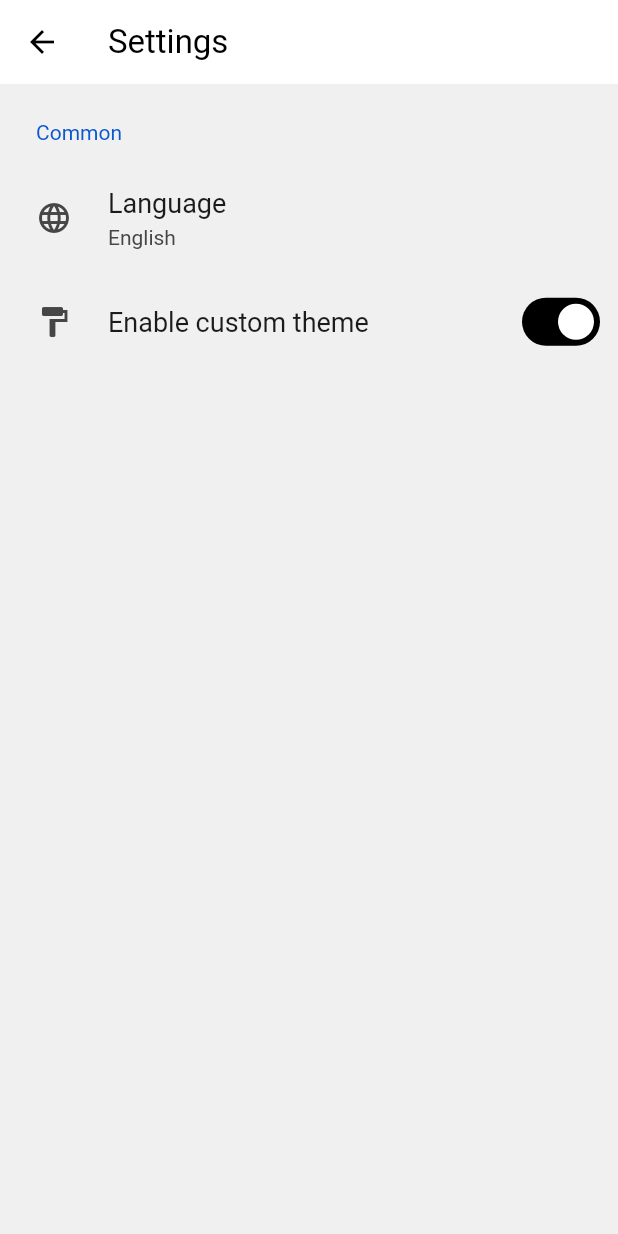
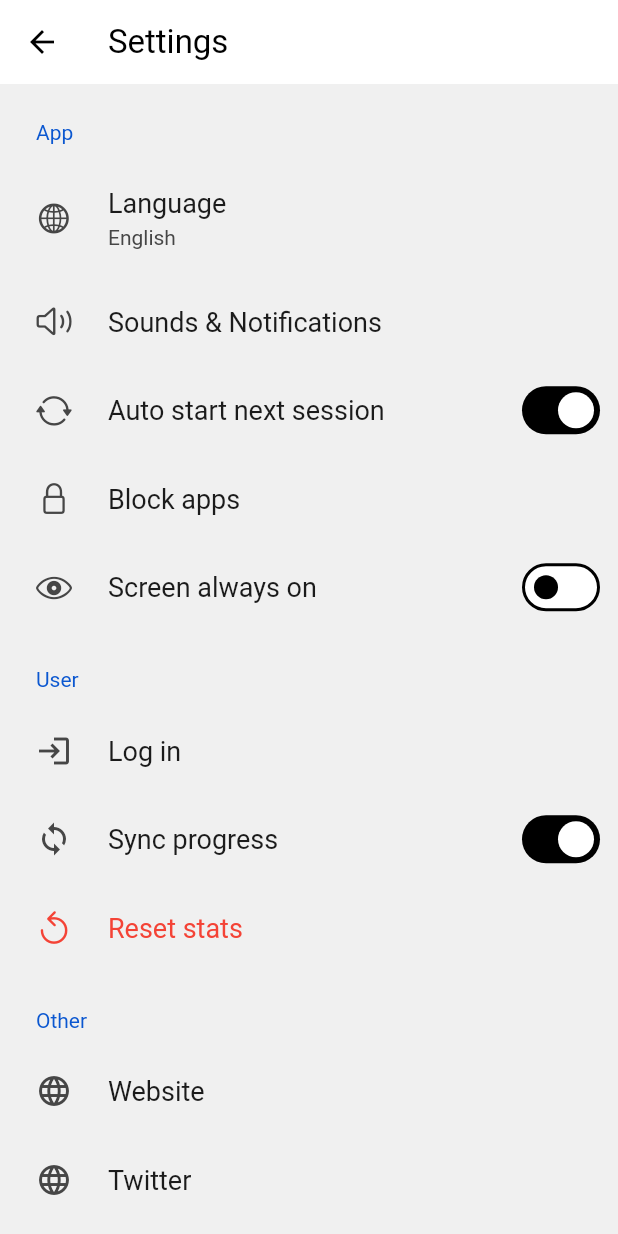
Before and after one commit to serifagir/flux, a Flutter app: the SettingsPage screen opened directly, on a phone screen of 412 x 824 dp. Run offline on Flutter 3.47's test engine with Material 3 defaults, Android fonts, the phone set to English and light mode, and no system bars; drawn by our look-alikes of settings_ui; our stand-ins replace fl_chart, google_fonts, shared_preferences; accounts and stored records are empty.

Commit message:
some settings page changes

```diff
--- a/lib/provider/settings_provider.dart
+++ b/lib/provider/settings_provider.dart
@@ -1,3 +1,36 @@
 import 'package:flutter/material.dart';
+import 'package:flux/provider/auto_start_provider.dart';
 
-class SettingsProvider extends ChangeNotifier {}
+class SettingsProvider extends ChangeNotifier {
+  //---------------------- App Settings ---------------------//
+  final autoStartProvider = AutoStartProvider();
+
+  List<String> _languages = ['English', 'French', 'Spanish'];
+  String _selectedLanguage = 'English';
+
+  bool _autoStartNextSession = true;
+  bool _screenAlwaysOn = false;
+
+  List _blockedApps = [];
+
+  List<String> get languages => _languages;
+  String get selectedLanguage => _selectedLanguage;
+  bool get autoStartNextSession => _autoStartNextSession;
+  bool get screenAlwaysOn => _screenAlwaysOn;
+  List get blockedApps => _blockedApps;
+
+  void setLanguage(String language) {
+    _selectedLanguage = language;
+    notifyListeners();
+  }
+
+  void setAutoStart(bool value) {
+    _autoStartNextSession = value;
+    autoStartProvider.switchMode();
+    print(_autoStartNextSession);
+    notifyListeners();
+  }
+
+  //---------------------- User Settings ---------------------//
+  //---------------------- Other Settings ---------------------//
+}
--- a/lib/screens/settings_page.dart
+++ b/lib/screens/settings_page.dart
@@ -1,4 +1,9 @@
+import 'package:flutter/cupertino.dart';
 import 'package:flutter/material.dart';
+import 'package:flux/provider/settings_provider.dart';
+import 'package:flux/screens/settings_screens/language.dart';
+import 'package:flux/screens/settings_screens/sounds_notifications.dart';
+import 'package:provider/provider.dart';
 import 'package:settings_ui/settings_ui.dart';
 
 class SettingsPage extends StatefulWidget {
@@ -11,29 +16,103 @@ class SettingsPage extends StatefulWidget {
 class _SettingsPageState extends State<SettingsPage> {
   @override
   Widget build(BuildContext context) {
-    return Scaffold(
+    return Consumer<SettingsProvider>(
+      builder: (_, notifier, __) => Scaffold(
           appBar: AppBar(
             title: const Text('Settings'),
           ),
           body: SettingsList(
             sections: [
               SettingsSection(
-              title: Text('Common'),
+                title: const Text('App'),
                 tiles: <SettingsTile>[
                   SettingsTile.navigation(
-                  leading: Icon(Icons.language),
-                  title: Text('Language'),
-                  value: Text('English'),
+                    leading: const Icon(CupertinoIcons.globe),
+                    title: const Text('Language'),
+                    value: Text(notifier.selectedLanguage),
+                    onPressed: (context) => Navigator.of(context).push(
+                      MaterialPageRoute(
+                        builder: (context) => const LanguageSettingsScreen(),
+                      ),
+                    ),
+                  ),
+                  SettingsTile.navigation(
+                      leading: const Icon(CupertinoIcons.speaker_2),
+                      title: const Text('Sounds & Notifications'),
+                      onPressed: (context) => Navigator.of(context).push(
+                            MaterialPageRoute(
+                              builder: (context) =>
+                                  const SoundsNotificationsPage(),
+                            ),
+                          )),
+                  SettingsTile.switchTile(
+                    onToggle: (value) {
+                      notifier.setAutoStart(value);
+                    },
+                    initialValue: true,
+                    leading: const Icon(CupertinoIcons.arrow_2_circlepath),
+                    title: const Text('Auto start next session'),
+                  ),
+                  SettingsTile.navigation(
+                    leading: const Icon(CupertinoIcons.lock),
+                    title: const Text('Block apps'),
+                  ),
+                  SettingsTile.switchTile(
+                    initialValue: false,
+                    onToggle: (value) {},
+                    leading: const Icon(CupertinoIcons.eye),
+                    title: const Text('Screen always on'),
+                  ),
+                ],
+              ),
+              SettingsSection(
+                title: const Text('User'),
+                tiles: <SettingsTile>[
+                  SettingsTile.navigation(
+                    leading: const Icon(Icons.login),
+                    title: const Text('Log in'),
                   ),
                   SettingsTile.switchTile(
                     onToggle: (value) {},
                     initialValue: true,
-                  leading: Icon(Icons.format_paint),
-                  title: Text('Enable custom theme'),
+                    leading: const Icon(Icons.sync),
+                    title: const Text('Sync progress'),
+                  ),
+                  SettingsTile.navigation(
+                    leading: const Icon(CupertinoIcons.refresh_bold,
+                        color: Colors.red),
+                    title: const Text('Reset stats',
+                        style: TextStyle(color: Colors.red)),
+                  ),
+                ],
+              ),
+              SettingsSection(
+                title: const Text('Other'),
+                tiles: <SettingsTile>[
+                  SettingsTile.navigation(
+                    leading: const Icon(Icons.language),
+                    title: const Text('Website'),
+                  ),
+                  SettingsTile.navigation(
+                    leading: const Icon(Icons.language),
+                    title: const Text('Twitter'),
+                  ),
+                  SettingsTile.navigation(
+                    leading: const Icon(Icons.language),
+                    title: const Text('Privacy Policy'),
+                  ),
+                  SettingsTile.navigation(
+                    leading: const Icon(Icons.language),
+                    title: const Text('Terms of Use'),
+                  ),
+                  SettingsTile.navigation(
+                    leading: const Icon(Icons.language),
+                    title: const Text('Rate us!'),
                   ),
                 ],
               ),
             ],
-        ));
+          )),
+    );
   }
 }
```
Also changed, not shown: lib/screens/settings_screens/language.dart (added, +42 -0 lines), lib/screens/settings_screens/sounds_notifications.dart (added, +58 -0 lines), lib/screens/settings_screens/block_apps.dart (added). Lines whose indentation alone changed are shown as unchanged.
